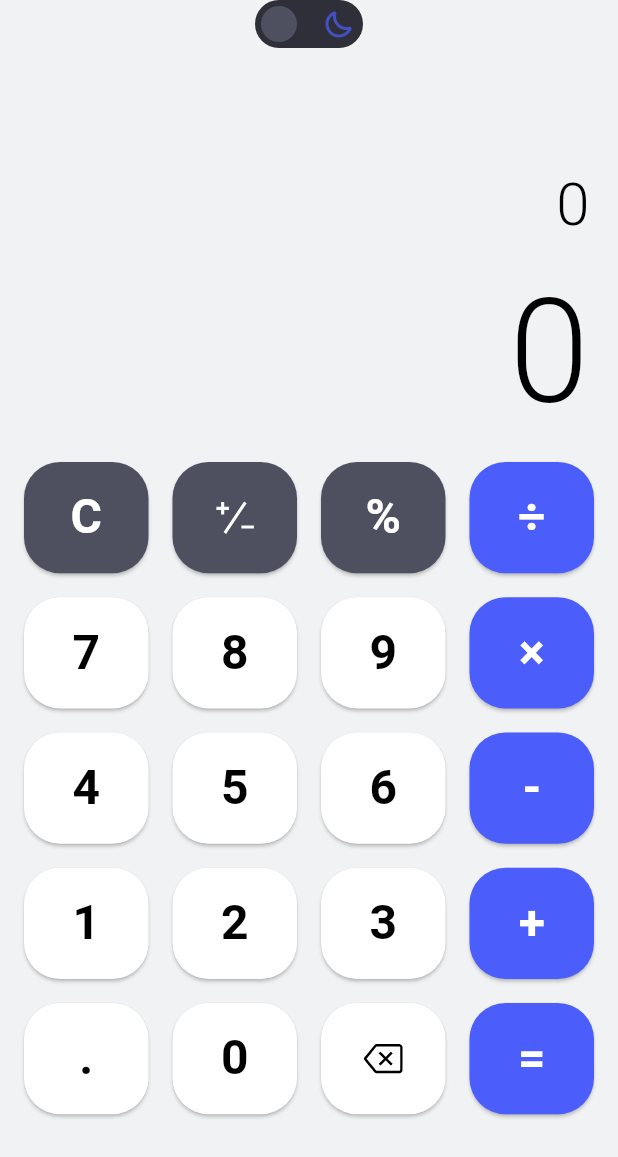
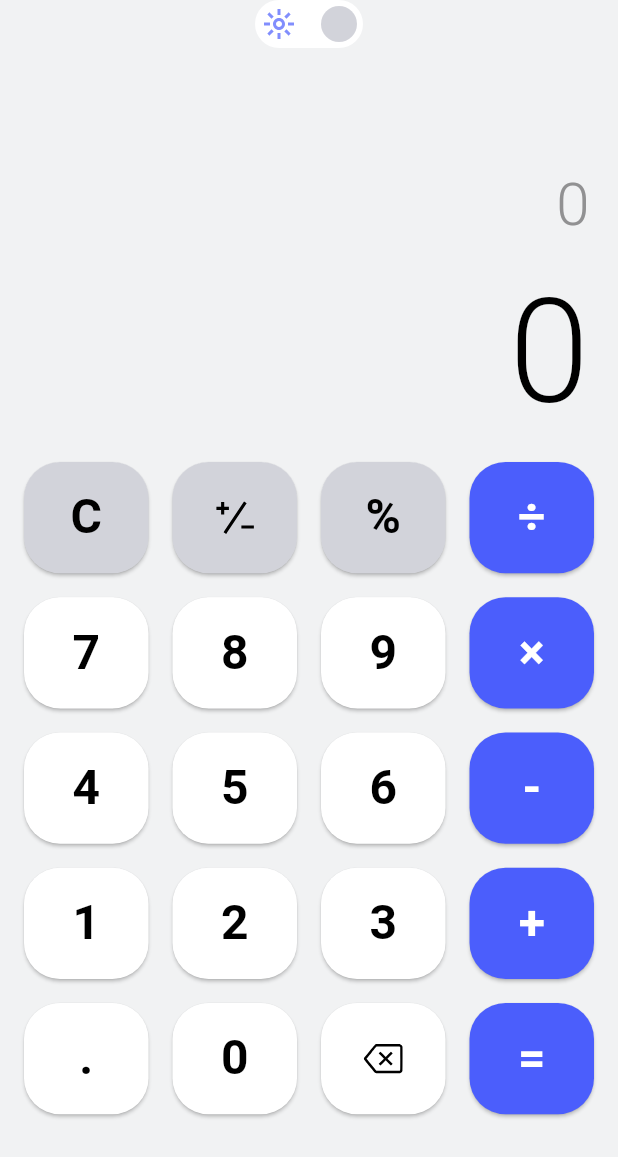
Before and after one commit to CodeAndThink/Sample-Flutter-Caculator-App, a Flutter app: the screen it shows after launch, on a phone screen of 412 x 824 dp. Shown: the top 1157 px of the screen. Run offline on Flutter 3.47's test engine with Material 3 defaults, Android fonts, the phone set to English and light mode, and no system bars; our stand-ins replace flutter_svg.

Commit message:
Implement theme switching functionality and update color configurations

```diff
--- a/lib/configs/configs.dart
+++ b/lib/configs/configs.dart
@@ -2,11 +2,18 @@ import 'package:flutter/material.dart';
 
 class Configs {
   static const Color actionButtonColor = Color(0xFF4B5EFC);
-  static const Color subActionButtonColor = Color(0xFF4E505F);
+  static const Color subActionButtonColorLightMode = Color(0xFFd2d3da);
+  static const Color subActionButtonColorDarkMode = Color(0xFF4e5060);
 
   static const Color inactiveTrackColor = Color(0xFF2E2F38);
   static const Color activeTrackColor = Colors.white;
 
   static const Color inactiveThumbColor = Color(0xFF4E505F);
   static const Color activeThumbColor = Color(0xFFD2D3DA);
+
+  static const Color operatorColorLightMode = Color(0xFF919192);
+  static const Color operatorColorDarkMode = Color(0xFF717173);
+
+  static const Color numberColorLightMode = Colors.white;
+  static const Color numberColorDarkMode = Color(0xFF2E2F38);
 }
--- a/lib/main.dart
+++ b/lib/main.dart
@@ -11,7 +11,12 @@ void main() {
 class MainApp extends StatelessWidget {
   const MainApp({super.key});
 
+  final bool isDarkMode = false;
 
+  void changeTheme(BuildContext context) {
+    final homeViewModel = Provider.of<HomeViewModel>(context, listen: false);
+    homeViewModel.changeTheme();
+  }
 
   @override
   Widget build(BuildContext context) {
@@ -19,7 +24,9 @@ class MainApp extends StatelessWidget {
         create: (context) => HomeViewModel(),
         builder: (context, child) {
           return MaterialApp(
-            theme: AppTheme.lightTheme,
+            theme: context.watch<HomeViewModel>().isDarkMode
+                ? AppTheme.darkTheme
+                : AppTheme.lightTheme,
             darkTheme: AppTheme.darkTheme,
             themeMode: ThemeMode.system,
             home: const Scaffold(
--- a/lib/theme/theme.dart
+++ b/lib/theme/theme.dart
@@ -17,7 +17,7 @@ class AppTheme {
         ),
         textTheme: const TextTheme(
             headlineLarge: TextStyle(
-              fontSize: 96,
+              fontSize: 90,
               fontStyle: FontStyle.normal,
               fontWeight: FontWeight.w700,
               color: Colors.black,
@@ -79,7 +79,7 @@ class AppTheme {
         ),
         textTheme: const TextTheme(
             headlineLarge: TextStyle(
-              fontSize: 96,
+              fontSize: 90,
               fontStyle: FontStyle.normal,
               fontWeight: FontWeight.w700,
               color: Colors.white,
--- a/lib/views/home_screen.dart
+++ b/lib/views/home_screen.dart
@@ -1,8 +1,10 @@
 import 'package:caculator_app/common/views/custom_switch_button.dart';
 import 'package:caculator_app/configs/configs.dart';
 import 'package:caculator_app/model/enum/enum.dart';
+import 'package:caculator_app/views/home_view_model.dart';
 import 'package:flutter/material.dart';
 import 'package:flutter_svg/svg.dart';
+import 'package:provider/provider.dart';
 
 class HomeScreen extends StatefulWidget {
   const HomeScreen({super.key});
@@ -12,7 +14,6 @@ class HomeScreen extends StatefulWidget {
 }
 
 class _HomeScreenState extends State<HomeScreen> {
-  bool isDark = false;
   final TextEditingController _operationController = TextEditingController();
   final TextEditingController _resultController = TextEditingController();
 
@@ -36,6 +37,8 @@ class _HomeScreenState extends State<HomeScreen> {
       body: SafeArea(
         child: SingleChildScrollView(
           child: Column(
+            mainAxisAlignment: MainAxisAlignment.center,
+            crossAxisAlignment: CrossAxisAlignment.center,
             children: [
               _appBar(context),
               const SizedBox(height: 55),
@@ -51,13 +54,11 @@ class _HomeScreenState extends State<HomeScreen> {
   Widget _appBar(BuildContext context) {
     return Center(
         child: CustomSwitchButton(
-      value: isDark,
+      value: !context.watch<HomeViewModel>().isDarkMode,
       inactiveImage: 'assets/icons/moon.svg',
       activieImage: 'assets/icons/sun.svg',
       onChanged: (newValue) {
-        setState(() {
-          isDark = newValue;
-        });
+        Provider.of<HomeViewModel>(context, listen: false).changeTheme();
       },
     ));
   }
@@ -69,29 +70,30 @@ class _HomeScreenState extends State<HomeScreen> {
     return Container(
       height: screenHeight * 0.21,
       width: screenWidth - 32,
-      margin: const EdgeInsets.all(16),
+      margin: const EdgeInsets.symmetric(vertical: 16),
       child: Column(
         children: [
           SizedBox(
-            height: screenHeight * 0.09,
+            height: screenHeight * 0.07,
             child: TextField(
               controller: _operationController,
               maxLines: 1,
               decoration: const InputDecoration(border: InputBorder.none),
-              style: Theme.of(context).textTheme.headlineMedium,
+              style: Theme.of(context).textTheme.headlineMedium?.copyWith(
+                  color: context.watch<HomeViewModel>().isDarkMode
+                      ? Configs.operatorColorDarkMode
+                      : Configs.operatorColorLightMode),
               textAlign: TextAlign.right,
-              textDirection: TextDirection.rtl,
             ),
           ),
           SizedBox(
-            height: screenHeight * 0.12,
+            height: screenHeight * 0.14,
             child: TextField(
               controller: _resultController,
               maxLines: 1,
               decoration: const InputDecoration(border: InputBorder.none),
               style: Theme.of(context).textTheme.bodyLarge,
               textAlign: TextAlign.right,
-              textDirection: TextDirection.rtl,
             ),
           ),
         ],
@@ -104,86 +106,95 @@ class _HomeScreenState extends State<HomeScreen> {
       padding: const EdgeInsets.all(16),
       child: Column(
         children: [
+
+          // 'C', '+/-', '%', '/'
           Row(
             children: [
-              _textButton(context, operationToDisplaySymbol(Operation.reset),
-                  Configs.subActionButtonColor, Colors.white),
+              _subActionButton(
+                context,
+                operationToDisplaySymbol(Operation.reset),
+              ),
               const SizedBox(width: 16),
-              _iconButton(context, operationToDisplaySymbol(Operation.negation),
-                  Configs.subActionButtonColor, Colors.white),
+              _iconButton(
+                  context,
+                  operationToDisplaySymbol(Operation.negation),
+                  (context.read<HomeViewModel>().isDarkMode
+                      ? Configs.subActionButtonColorDarkMode
+                      : Configs.subActionButtonColorLightMode),
+                  null),
               const SizedBox(width: 16),
-              _textButton(
-                  context,
-                  operationToDisplaySymbol(Operation.persentage),
-                  Configs.subActionButtonColor,
-                  Colors.white),
+              _subActionButton(
+                context,
+                operationToDisplaySymbol(Operation.persentage),
+              ),
               const SizedBox(width: 16),
               _textButton(context, operationToDisplaySymbol(Operation.divide),
                   Configs.actionButtonColor, Colors.white),
             ],
           ),
+
           const SizedBox(height: 16),
+
+          // '7', '8', '9', 'x'
+          Row(
+            children: [
+              _numberButton(context, '7'),
+              const SizedBox(width: 16),
+              _numberButton(context, '8'),
+              const SizedBox(width: 16),
+              _numberButton(context, '9'),
+              const SizedBox(width: 16),
+              _operatorButton(
+                  context, operationToDisplaySymbol(Operation.multiply)),
+            ],
+          ),
+
+          const SizedBox(height: 16),
+
+          // '4', '5', '6', '-'
+          Row(
+            children: [
+              _numberButton(context, '4'),
+              const SizedBox(width: 16),
+              _numberButton(context, '5'),
+              const SizedBox(width: 16),
+              _numberButton(context, '6'),
+              const SizedBox(width: 16),
+              _operatorButton(
+                  context, operationToDisplaySymbol(Operation.subtract)),
+            ],
+          ),
+
+          const SizedBox(height: 16),
+
+          // '1', '2', '3', '+'
+          Row(
+            children: [
+              _numberButton(context, '1'),
+              const SizedBox(width: 16),
+              _numberButton(context, '2'),
+              const SizedBox(width: 16),
+              _numberButton(context, '3'),
+              const SizedBox(width: 16),
+              _operatorButton(context, operationToDisplaySymbol(Operation.add)),
+            ],
+          ),
+
+          const SizedBox(height: 16),
+
+          // '0', '.', '<', '='
           Row(
             children: [
               _textButton(
-                  context, '7', Theme.of(context).colorScheme.primary, null),
+                  context, operationToDisplaySymbol(Operation.dot), null, null),
               const SizedBox(width: 16),
-              _textButton(
-                  context, '8', Theme.of(context).colorScheme.primary, null),
-              const SizedBox(width: 16),
-              _textButton(
-                  context, '9', Theme.of(context).colorScheme.primary, null),
-              const SizedBox(width: 16),
-              _textButton(context, operationToDisplaySymbol(Operation.multiply),
-                  Configs.actionButtonColor, Colors.white),
-            ],
-          ),
-          const SizedBox(height: 16),
-          Row(
-            children: [
-              _textButton(
-                  context, '4', Theme.of(context).colorScheme.primary, null),
-              const SizedBox(width: 16),
-              _textButton(
-                  context, '5', Theme.of(context).colorScheme.primary, null),
-              const SizedBox(width: 16),
-              _textButton(
-                  context, '6', Theme.of(context).colorScheme.primary, null),
-              const SizedBox(width: 16),
-              _textButton(context, operationToDisplaySymbol(Operation.subtract),
-                  Configs.actionButtonColor, Colors.white),
-            ],
-          ),
-          const SizedBox(height: 16),
-          Row(
-            children: [
-              _textButton(
-                  context, '1', Theme.of(context).colorScheme.primary, null),
-              const SizedBox(width: 16),
-              _textButton(
-                  context, '2', Theme.of(context).colorScheme.primary, null),
-              const SizedBox(width: 16),
-              _textButton(
-                  context, '3', Theme.of(context).colorScheme.primary, null),
-              const SizedBox(width: 16),
-              _textButton(context, operationToDisplaySymbol(Operation.add),
-                  Configs.actionButtonColor, Colors.white),
-            ],
-          ),
-          const SizedBox(height: 16),
-          Row(
-            children: [
-              _textButton(context, operationToDisplaySymbol(Operation.dot),
-                  Theme.of(context).colorScheme.primary, null),
-              const SizedBox(width: 16),
-              _textButton(
-                  context, '0', Theme.of(context).colorScheme.primary, null),
+              _numberButton(context, '0'),
               const SizedBox(width: 16),
               _iconButton(context, operationToDisplaySymbol(Operation.delete),
-                  Theme.of(context).colorScheme.primary, null),
+                  null, null),
               const SizedBox(width: 16),
-              _textButton(context, operationToDisplaySymbol(Operation.equal),
-                  Configs.actionButtonColor, Colors.white),
+              _operatorButton(
+                  context, operationToDisplaySymbol(Operation.equal)),
             ],
           ),
         ],
@@ -191,8 +202,27 @@ class _HomeScreenState extends State<HomeScreen> {
     );
   }
 
-  Widget _textButton(BuildContext context, String number, Color backgroundColor,
-      Color? textColor) {
+  Widget _subActionButton(BuildContext context, String operator) {
+    return _textButton(
+        context,
+        operator,
+        (context.read<HomeViewModel>().isDarkMode
+            ? Configs.subActionButtonColorDarkMode
+            : Configs.subActionButtonColorLightMode),
+        null);
+  }
+
+  Widget _numberButton(BuildContext context, String number) {
+    return _textButton(context, number, null, null);
+  }
+
+  Widget _operatorButton(BuildContext context, String operator) {
+    return _textButton(
+        context, operator, Configs.actionButtonColor, Colors.white);
+  }
+
+  Widget _textButton(BuildContext context, String number,
+      Color? backgroundColor, Color? textColor) {
     final size = MediaQuery.of(context).size;
     final screenHeight = size.height;
     final screenWidth = size.width;
@@ -224,7 +254,10 @@ class _HomeScreenState extends State<HomeScreen> {
                   RoundedRectangleBorder(
                 borderRadius: BorderRadius.circular(24),
               )),
-              backgroundColor: WidgetStatePropertyAll(backgroundColor)),
+              backgroundColor: WidgetStatePropertyAll(backgroundColor ??
+                  (context.read<HomeViewModel>().isDarkMode
+                      ? Configs.numberColorDarkMode
+                      : Configs.numberColorLightMode))),
           child: Text(number,
               style: Theme.of(context)
                   .textTheme
@@ -236,7 +269,7 @@ class _HomeScreenState extends State<HomeScreen> {
   }
 
   Widget _iconButton(BuildContext context, String iconPath,
-      Color backgroundColor, Color? iconColor) {
+      Color? backgroundColor, Color? iconColor) {
     final size = MediaQuery.of(context).size;
     final screenHeight = size.height;
     final screenWidth = size.width;
@@ -261,14 +294,18 @@ class _HomeScreenState extends State<HomeScreen> {
                   RoundedRectangleBorder(
                 borderRadius: BorderRadius.circular(24),
               )),
-              backgroundColor: WidgetStatePropertyAll(backgroundColor)),
+              backgroundColor: WidgetStatePropertyAll(backgroundColor ??
+                  (context.read<HomeViewModel>().isDarkMode
+                      ? Configs.numberColorDarkMode
+                      : Configs.numberColorLightMode))),
           child: SvgPicture.asset(
             iconPath,
             height: 26,
             width: 26,
             colorFilter: iconColor != null
                 ? ColorFilter.mode(iconColor, BlendMode.srcIn)
-                : null,
+                : ColorFilter.mode(
+                    Theme.of(context).colorScheme.secondary, BlendMode.srcIn),
           ),
         ),
       ),
--- a/lib/views/home_view_model.dart
+++ b/lib/views/home_view_model.dart
@@ -1,5 +1,10 @@
 import 'package:flutter/material.dart';
 
 class HomeViewModel extends ChangeNotifier {
+  bool isDarkMode = false;
 
+  void changeTheme() {
+    isDarkMode = !isDarkMode;
+    notifyListeners();
+  }
 }
```
